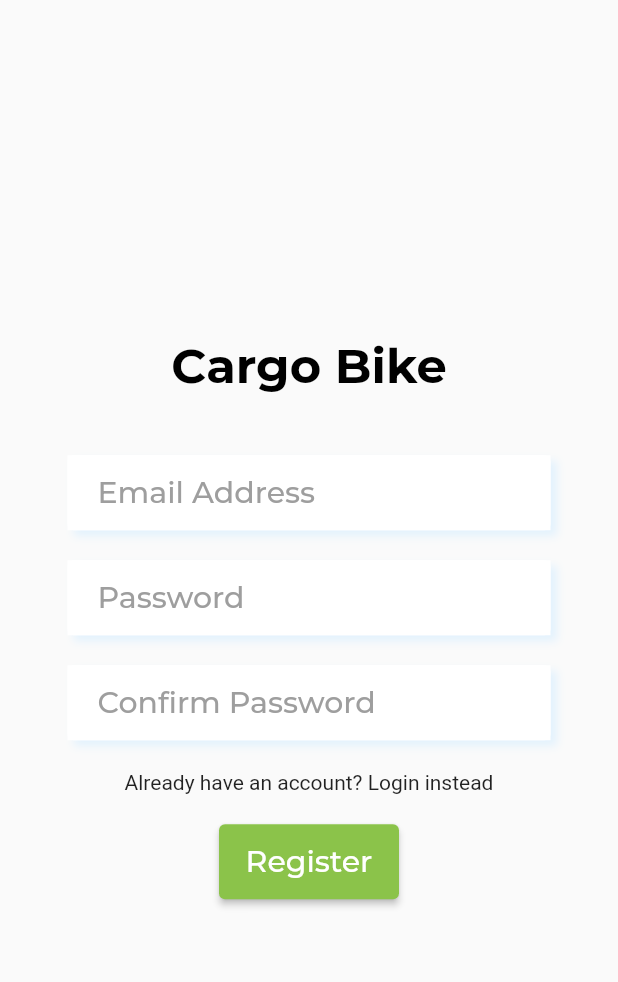
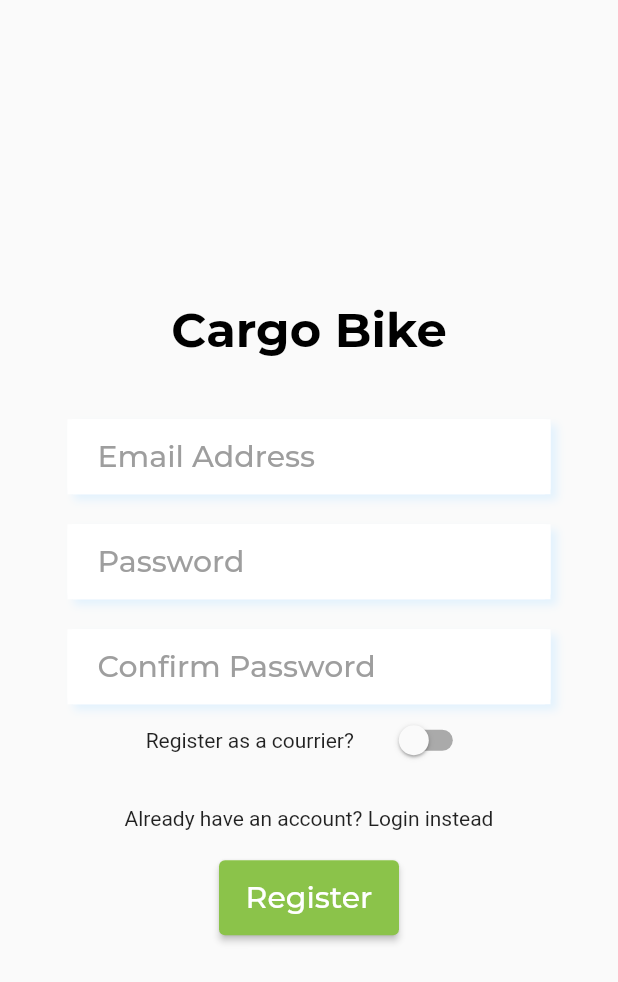
Before and after one commit to JovanSl/Cargo-Bike, a Flutter app: the screen it shows after launch, after a tap on "New here? Register", on a phone screen of 412 x 824 dp. Shown: the top 982 px of the screen. Run offline on Flutter 3.47's test engine with Material 2 defaults, Android fonts, the phone set to English and light mode, and no system bars; our stand-ins replace bloc, cloud_firestore, equatable, firebase_auth, firebase_core, firebase_storage and 4 more; missing offline and left inert: flutter_osm_plugin; accounts and stored records are empty; generated files the repository leaves out were written again; project files that could hold a hidden picture were left out.

Commit message:
add switch to register screen as option to choose if user is courrier or not

```diff
--- a/lib/src/features/authentication/bloc/auth_bloc.dart
+++ b/lib/src/features/authentication/bloc/auth_bloc.dart
@@ -1,5 +1,6 @@
 import 'dart:async';
 import 'package:bloc/bloc.dart';
+import 'package:cargo_bike/src/models/user.dart';
 import 'package:cargo_bike/src/utils/password_validator.dart';
 import 'package:equatable/equatable.dart';
 import 'package:firebase_auth/firebase_auth.dart';
@@ -44,6 +45,7 @@ class AuthBloc extends Bloc<AuthEvent, AuthState> {
     } else {
       try {
         await repository.signUpWithCredentials(
+          UserModel(isCourrier: event.ifCourrier),
           email: event.email,
           password: event.password,
         );
--- a/lib/src/features/authentication/bloc/auth_event.dart
+++ b/lib/src/features/authentication/bloc/auth_event.dart
@@ -12,15 +12,17 @@ class RegisterEvent extends AuthEvent {
   final String email;
   final String password;
   final String confirm;
+  final bool ifCourrier;
 
   const RegisterEvent({
+    required this.ifCourrier,
     required this.email,
     required this.password,
     required this.confirm,
   });
 
   @override
-  List<Object> get props => [email, password, confirm];
+  List<Object> get props => [email, password, confirm, ifCourrier];
 }
 
 class LogInEvent extends AuthEvent {
--- a/lib/src/features/authentication/components/register_form.dart
+++ b/lib/src/features/authentication/components/register_form.dart
@@ -1,3 +1,4 @@
+import 'package:cargo_bike/src/constants/colors.dart';
 import 'package:flutter/material.dart';
 import 'package:flutter_bloc/flutter_bloc.dart';
 import 'package:flutter_gen/gen_l10n/app_localizations.dart';
@@ -8,7 +9,7 @@ import '../../../constants/styles.dart';
 import '../bloc/auth_bloc.dart';
 import 'error_message.dart';
 
-class RegisterForm extends StatelessWidget {
+class RegisterForm extends StatefulWidget {
   const RegisterForm({
     Key? key,
     required TextEditingController emailController,
@@ -22,7 +23,12 @@ class RegisterForm extends StatelessWidget {
   final TextEditingController _emailController;
   final TextEditingController _passwordController;
   final TextEditingController _passwordConfirmController;
+  @override
+  State<RegisterForm> createState() => _RegisterFormState();
+}
 
+class _RegisterFormState extends State<RegisterForm> {
+  bool _isSwitched = false;
   @override
   Widget build(BuildContext context) {
     return Center(
@@ -35,20 +41,38 @@ class RegisterForm extends StatelessWidget {
         const LoginErrorMessage(),
         const HeightBox(),
         CargoBikeInputField(
-          controller: _emailController,
+          controller: widget._emailController,
           hintText: AppLocalizations.of(context)!.emailAddress,
         ),
         const HeightBox(),
         CargoBikeInputField(
-          controller: _passwordController,
+          controller: widget._passwordController,
           hintText: AppLocalizations.of(context)!.password,
           hideText: true,
         ),
         const HeightBox(),
         CargoBikeInputField(
-          controller: _passwordConfirmController,
+          controller: widget._passwordConfirmController,
           hintText: AppLocalizations.of(context)!.confirmPassword,
           hideText: true,
+        ),
+        Center(
+          child: Row(
+            mainAxisAlignment: MainAxisAlignment.center,
+            children: [
+              Text(AppLocalizations.of(context)!.ifCourrier),
+              const SizedBox(width: 20),
+              Switch(
+                activeColor: CargoBikeColors.darkGreen,
+                value: _isSwitched,
+                onChanged: (value) {
+                  setState(() {
+                    _isSwitched = value;
+                  });
+                },
+              ),
+            ],
+          ),
         ),
         const HeightBox(),
         GestureDetector(
@@ -65,9 +89,10 @@ class RegisterForm extends StatelessWidget {
             onPressed: () {
               context.read<AuthBloc>().add(
                     RegisterEvent(
-                      email: _emailController.text,
-                      password: _passwordController.text,
-                      confirm: _passwordConfirmController.text,
+                      email: widget._emailController.text,
+                      password: widget._passwordController.text,
+                      confirm: widget._passwordConfirmController.text,
+                      ifCourrier: _isSwitched,
                     ),
                   );
             },
--- a/lib/src/localization/app_en.arb
+++ b/lib/src/localization/app_en.arb
@@ -45,5 +45,6 @@
   "no":"No",
   "streetNumber":"Street number",
   "deleteSuccessful":"Successfully deleted delivery",
-  "deleteConfirm":"Do you want to delete this delivery?"
+  "deleteConfirm":"Do you want to delete this delivery?",
+  "ifCourrier":"Register as a courrier?"
 }
--- a/lib/src/localization/app_sr.arb
+++ b/lib/src/localization/app_sr.arb
@@ -44,5 +44,7 @@
   "no":"Ne",
   "streetNumber":"Broj ulice",
   "deleteSuccessful":"Uspešno obrisano",
-  "deleteConfirm":"Da li ste sigurni da želite da obrišete ovu isporuku?"
+  "deleteConfirm":"Da li ste sigurni da želite da obrišete ovu isporuku?",
+  "ifCourrier":"Registruj se kao kurir?"
+
 }
--- a/lib/src/models/user.dart
+++ b/lib/src/models/user.dart
@@ -7,6 +7,7 @@ class UserModel {
   String? phone;
   String? imageUrl;
   String? userId;
+  bool? isCourrier;
 
   UserModel(
       {this.firstName,
@@ -14,10 +15,11 @@ class UserModel {
       this.address,
       this.phone,
       this.imageUrl,
-      this.userId});
+      this.userId,
+      this.isCourrier});
 
   List<Object?> get props =>
-      [firstName, lastName, address, phone, imageUrl, userId];
+      [firstName, lastName, address, phone, imageUrl, userId, isCourrier];
 
   factory UserModel.fromSnapshot(DocumentSnapshot snapshot) {
     return UserModel(
@@ -27,17 +29,18 @@ class UserModel {
         phone: snapshot['phone'],
         imageUrl: snapshot['imageUrl'],
         userId: snapshot['userId'],
-    );
+        isCourrier: snapshot['isCourrier']);
   }
 
   Map<String, dynamic> toJson() {
     return {
-      'firstName': firstName,
-      'lastName': lastName,
-      'address': address,
-      'phone': phone,
-      'imageUrl': imageUrl,
-      'userId': userId,
+      'firstName': firstName ?? '',
+      'lastName': lastName ?? '',
+      'address': address ?? '',
+      'phone': phone ?? '',
+      'imageUrl': imageUrl ?? '',
+      'userId': userId ?? '',
+      'isCourrier': isCourrier,
     };
   }
 }
```
Also changed, not shown: lib/src/features/settings/bloc/settings_bloc.dart (+12 -6 lines), lib/src/features/settings/settings_screen.dart (+8 -0 lines), lib/src/repositories/auth_repository.dart (+8 -3 lines). Lines whose indentation alone changed are shown as unchanged.
